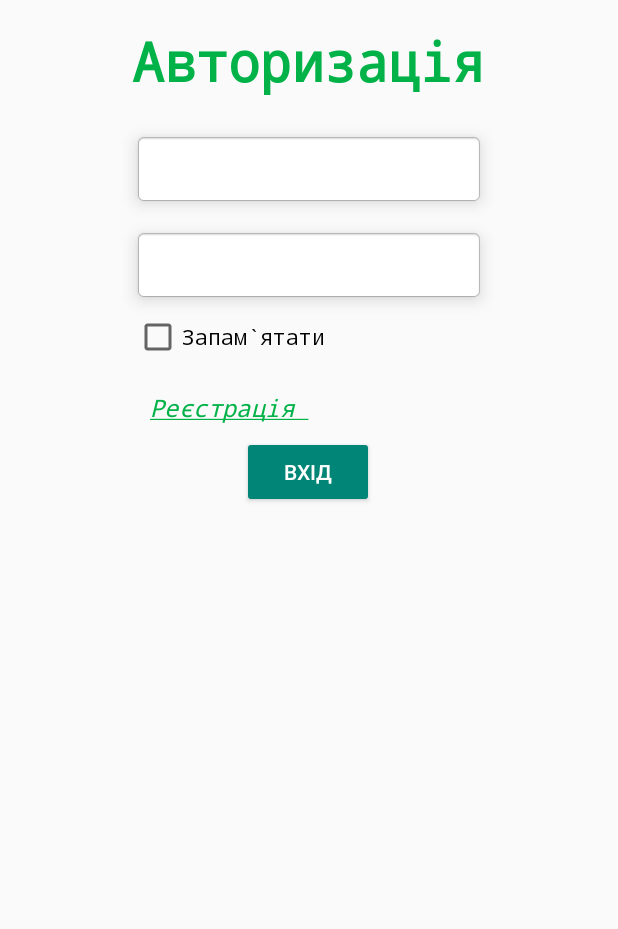
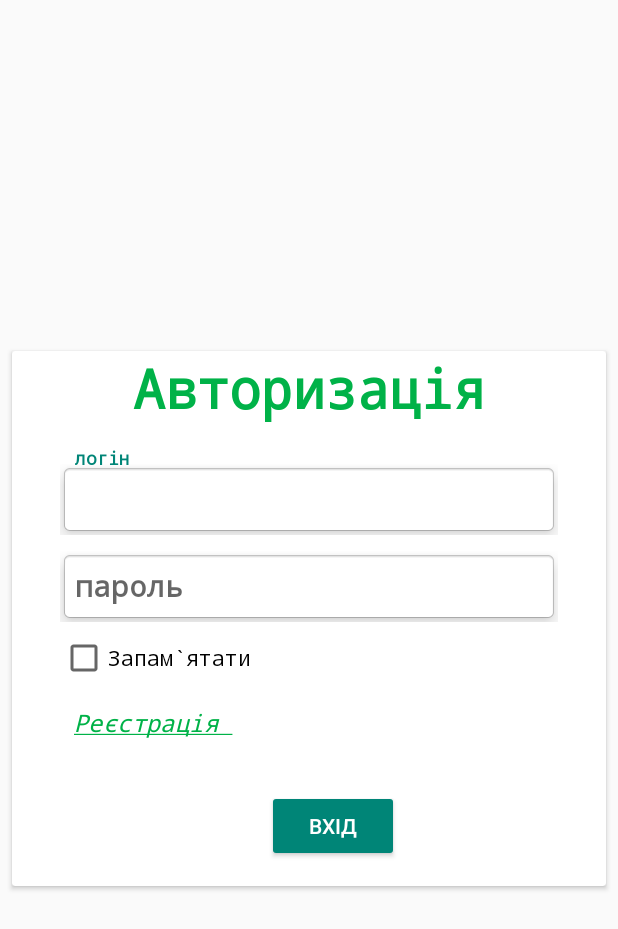
Before and after one commit to AntonenkoSergey/CarDriverAssistant, an Android app: the Authorization screen opened directly, with no data from a screen before it, on a phone screen of 412 x 824 dp. Shown: the top 929 px of the screen. Run offline under Robolectric (Android 15) with nearby library versions, the phone set to English and light mode, and no system bars.

Commit message:
авторізацыя 4

```diff
--- a/app/build.gradle
+++ b/app/build.gradle
@@ -35,4 +35,6 @@ dependencies {
     testImplementation 'junit:junit:4.+'
     androidTestImplementation 'androidx.test.ext:junit:1.1.3'
     androidTestImplementation 'androidx.test.espresso:espresso-core:3.4.0'
+
+
 }
--- a/app/src/main/res/layout/activity_authorization.xml
+++ b/app/src/main/res/layout/activity_authorization.xml
@@ -6,98 +6,140 @@
     android:layout_height="match_parent"
     tools:context=".Authorization">
 
-    <EditText
-        android:id="@+id/login_text"
-        style="@style/MyEditTextStyle"
-        android:layout_width="wrap_content"
+
+    <androidx.cardview.widget.CardView
+        android:layout_width="0dp"
         android:layout_height="wrap_content"
+        android:layout_marginStart="8dp"
         android:layout_marginTop="8dp"
+        android:layout_marginEnd="8dp"
         android:layout_marginBottom="8dp"
-        android:ems="10"
-        android:inputType="textPersonName"
-        android:minHeight="48dp"
-        app:layout_constraintBottom_toTopOf="@+id/password_text"
+        app:layout_constraintBottom_toBottomOf="parent"
         app:layout_constraintEnd_toEndOf="parent"
         app:layout_constraintStart_toStartOf="parent"
-        app:layout_constraintTop_toBottomOf="@+id/textView"
-        tools:ignore="SpeakableTextPresentCheck" />
+        app:layout_constraintTop_toTopOf="parent">
 
-    <EditText
-        android:id="@+id/password_text"
-        style="@style/MyEditTextStyle"
-        android:layout_width="wrap_content"
-        android:layout_height="wrap_content"
-        android:layout_marginTop="8dp"
-        android:ems="10"
-        android:inputType="textPassword"
-        android:minHeight="48dp"
-        app:layout_constraintBottom_toTopOf="@+id/check_save"
-        app:layout_constraintEnd_toEndOf="parent"
-        app:layout_constraintStart_toStartOf="parent"
-        app:layout_constraintTop_toBottomOf="@+id/login_text"
-        tools:ignore="SpeakableTextPresentCheck" />
+        <androidx.constraintlayout.widget.ConstraintLayout
+            android:layout_width="match_parent"
+            android:layout_height="match_parent">
 
             <TextView
                 android:id="@+id/textView"
                 android:layout_width="wrap_content"
                 android:layout_height="wrap_content"
-        android:layout_marginTop="16dp"
-        android:layout_marginBottom="16dp"
+                android:layout_marginBottom="8dp"
                 android:text="@string/authorization"
                 android:textAlignment="center"
                 android:textColor="@color/primaryDarkColor"
                 android:textSize="36sp"
                 android:typeface="monospace"
-        app:layout_constraintBottom_toTopOf="@+id/login_text"
+                app:layout_constraintBottom_toTopOf="@+id/textInputLayout"
                 app:layout_constraintEnd_toEndOf="parent"
-        app:layout_constraintHorizontal_bias="0.498"
                 app:layout_constraintStart_toStartOf="parent"
                 app:layout_constraintTop_toTopOf="parent" />
+
+            <com.google.android.material.textfield.TextInputLayout
+                android:id="@+id/textInputLayout"
+                android:layout_width="0dp"
+                android:layout_height="wrap_content"
+                android:layout_marginStart="32dp"
+                android:layout_marginTop="8dp"
+                android:layout_marginEnd="32dp"
+                app:layout_constraintBottom_toTopOf="@+id/textInputLayout2"
+                app:layout_constraintEnd_toEndOf="parent"
+                app:layout_constraintStart_toStartOf="parent"
+                app:layout_constraintTop_toBottomOf="@+id/textView">
+
+                <com.google.android.material.textfield.TextInputEditText
+                    android:id="@+id/login_text"
+                    style="@style/MyEditTextStyle"
+                    android:layout_width="match_parent"
+                    android:layout_height="wrap_content"
+                    android:layout_marginTop="11dp"
+                    android:hint="@string/login"
+                    app:layout_constraintBottom_toBottomOf="parent"
+                    app:layout_constraintEnd_toEndOf="parent"
+                    app:layout_constraintStart_toStartOf="parent"
+                    app:layout_constraintTop_toTopOf="parent"
+
+                    tools:ignore="TouchTargetSizeCheck" />
+            </com.google.android.material.textfield.TextInputLayout>
+
+            <TextView
+                android:id="@+id/add_clik"
+                android:layout_width="wrap_content"
+                android:layout_height="wrap_content"
+                android:layout_marginTop="8dp"
+                android:clickable="true"
+                android:elevation="20dp"
+                android:minHeight="48dp"
+                android:text="@string/registration"
+                android:textAlignment="center"
+                android:textColor="@color/primaryDarkColor"
+                android:textSize="16sp"
+                android:typeface="monospace"
+                app:layout_constraintEnd_toEndOf="parent"
+                app:layout_constraintHorizontal_bias="0.0"
+                app:layout_constraintStart_toStartOf="@+id/check_save"
+                app:layout_constraintTop_toBottomOf="@+id/check_save" />
+
+            <com.google.android.material.textfield.TextInputLayout
+                android:id="@+id/textInputLayout2"
+                android:layout_width="0dp"
+                android:layout_height="wrap_content"
+                android:layout_marginStart="32dp"
+                android:layout_marginEnd="32dp"
+                app:layout_constraintBottom_toTopOf="@+id/check_save"
+                app:layout_constraintEnd_toEndOf="parent"
+                app:layout_constraintStart_toStartOf="parent"
+                app:layout_constraintTop_toBottomOf="@+id/textInputLayout">
+
+                <com.google.android.material.textfield.TextInputEditText
+                    android:id="@+id/password_text"
+                    style="@style/MyEditTextStyle"
+
+                    android:layout_width="match_parent"
+                    android:layout_height="wrap_content"
+                    android:layout_marginTop="11dp"
+                    android:hint="@string/password"
+                    android:inputType="textPassword"
+                    android:password="true"
+
+                    app:layout_constraintBottom_toBottomOf="parent"
+                    app:layout_constraintEnd_toEndOf="parent"
+                    app:layout_constraintStart_toStartOf="parent"
+                    app:layout_constraintTop_toTopOf="parent"
+                    tools:ignore="TouchTargetSizeCheck" />
+            </com.google.android.material.textfield.TextInputLayout>
 
             <CheckBox
                 android:id="@+id/check_save"
                 android:layout_width="wrap_content"
                 android:layout_height="wrap_content"
-        android:layout_marginBottom="6dp"
                 android:minHeight="48dp"
                 android:text="@string/check_Save"
                 android:textColor="@color/primaryTextColor"
                 android:textSize="14sp"
                 android:typeface="monospace"
-        app:layout_constraintBottom_toTopOf="@+id/add_clik"
                 app:layout_constraintEnd_toEndOf="parent"
                 app:layout_constraintHorizontal_bias="0.0"
-        app:layout_constraintStart_toStartOf="@+id/password_text"
-        app:layout_constraintTop_toBottomOf="@+id/password_text" />
+                app:layout_constraintStart_toStartOf="@+id/textInputLayout2"
+                app:layout_constraintTop_toBottomOf="@+id/textInputLayout2" />
 
             <Button
                 android:id="@+id/button_to_come"
                 style="@style/Widget.AppCompat.Button.Colored"
                 android:layout_width="wrap_content"
-        android:layout_height="48dp"
+                android:layout_height="wrap_content"
                 android:layout_marginTop="8dp"
+                android:layout_marginBottom="16dp"
                 android:text="@string/to_come_in"
+                app:layout_constraintBottom_toBottomOf="parent"
                 app:layout_constraintEnd_toEndOf="parent"
-        app:layout_constraintHorizontal_bias="0.498"
-        app:layout_constraintStart_toStartOf="parent"
-        app:layout_constraintTop_toBottomOf="@+id/add_clik" />
-
-    <TextView
-        android:id="@+id/add_clik"
-        android:layout_width="wrap_content"
-        android:layout_height="wrap_content"
-        android:layout_marginTop="6dp"
-        android:layout_marginBottom="8dp"
-        android:elevation="20dp"
-        android:text="@string/registration"
-        android:textAlignment="center"
-        android:textColor="@color/primaryDarkColor"
-        android:textSize="16sp"
-        android:typeface="monospace"
-        app:layout_constraintBottom_toTopOf="@+id/button_to_come"
-        app:layout_constraintEnd_toEndOf="parent"
-        app:layout_constraintHorizontal_bias="0.007"
-        app:layout_constraintStart_toStartOf="@+id/check_save"
-        app:layout_constraintTop_toBottomOf="@+id/check_save" />
+                app:layout_constraintStart_toStartOf="@+id/add_clik"
+                app:layout_constraintTop_toBottomOf="@+id/add_clik"
+                android:elevation="20dp"/>
+        </androidx.constraintlayout.widget.ConstraintLayout>
+    </androidx.cardview.widget.CardView>
 
 </androidx.constraintlayout.widget.ConstraintLayout>
--- a/app/src/main/res/values/strings.xml
+++ b/app/src/main/res/values/strings.xml
@@ -4,6 +4,8 @@
     <string name="check_Save">Запам`ятати</string>
     <string name="registration"> <i><u>Реєстрація </u></i></string>
     <string name="to_come_in">Вхід</string>
+    <string name="login">логін</string>
+    <string name="password">пароль</string>
     <!-- <b>жирный шрифт</b>
      <i>наклонный шрифт</i>
      <u>подчеркнутый шрифт</u>-->
```
Lines whose indentation alone changed are shown as unchanged.
